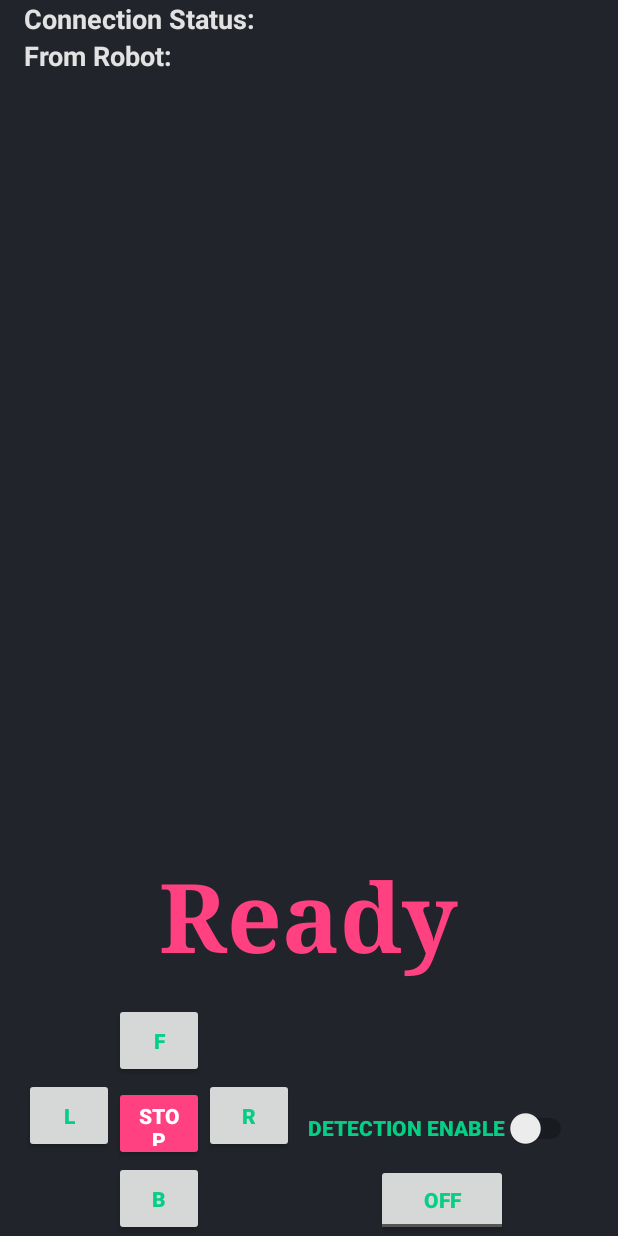
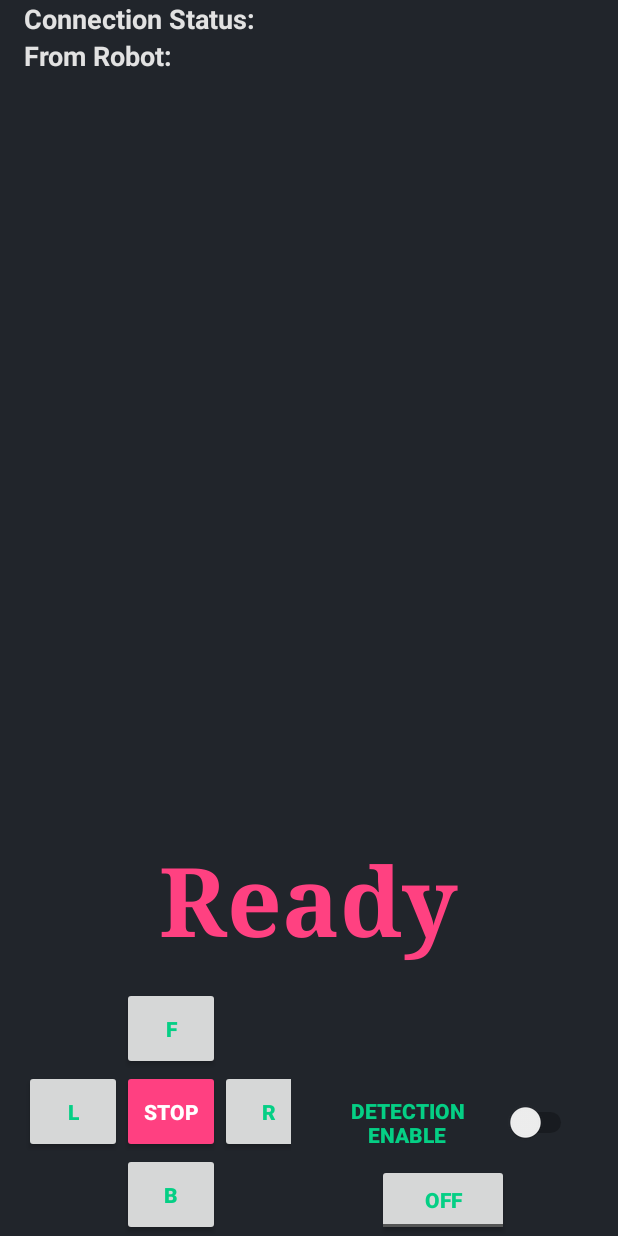
Before and after one commit to eggtart93/PhantomRemote, an Android app: the layout controller_ui.xml on its own in the app's theme, with its tools: preview values and no code run, on a phone screen of 412 x 824 dp. Run offline under Robolectric (Android 15) with nearby library versions, the phone set to English and light mode, and no system bars.

Commit message:
Minor changes in Control Screen

```diff
--- a/app/src/main/java/com/bladestudio/jin/phantomremote/ControllerUI.java
+++ b/app/src/main/java/com/bladestudio/jin/phantomremote/ControllerUI.java
@@ -6,6 +6,7 @@ import android.os.Bundle;
 import android.util.Log;
 import android.view.View;
 import android.widget.Button;
+import android.widget.ToggleButton;
 import android.widget.CompoundButton;
 import android.widget.Switch;
 import android.widget.TextView;
@@ -47,6 +48,7 @@ public class ControllerUI extends Activity {
         Button leftButton = (Button) findViewById(R.id.left_button);
         Button rightButton = (Button) findViewById(R.id.right_button);
         Button stopButton = (Button) findViewById(R.id.stop_button);
+        //ToggleButton objDetectEnToggle = (ToggleButton) findViewById(R.id.obj_detect_en_toggle);
 
         mStatusTextView = (TextView) findViewById(R.id.status_textview);
         mResponseTextView = (TextView) findViewById(R.id.response_textview);
--- a/app/src/main/res/layout/controller_ui.xml
+++ b/app/src/main/res/layout/controller_ui.xml
@@ -95,8 +95,8 @@
             <Button
                 android:layout_row="0"
                 android:layout_column="1"
-                android:layout_width="60dp"
-                android:layout_height="50dp"
+                android:layout_width="65dp"
+                android:layout_height="55dp"
                 android:text="@string/ctr_ui_btn_forward"
                 android:id="@+id/forward_button"
                 android:textStyle="bold"
@@ -105,8 +105,8 @@
             <Button
                 android:layout_row="2"
                 android:layout_column="1"
-                android:layout_width="60dp"
-                android:layout_height="50dp"
+                android:layout_width="65dp"
+                android:layout_height="55dp"
                 android:text="@string/ctr_ui_btn_backward"
                 android:id="@+id/reverse_button"
                 android:textStyle="bold"
@@ -115,8 +115,8 @@
             <Button
                 android:layout_row="1"
                 android:layout_column="0"
-                android:layout_width="60dp"
-                android:layout_height="50dp"
+                android:layout_width="65dp"
+                android:layout_height="55dp"
                 android:text="@string/ctr_ui_btn_left"
                 android:id="@+id/left_button"
                 android:textColor="@color/colorLightGreen"
@@ -125,8 +125,8 @@
             <Button
                 android:layout_row="1"
                 android:layout_column="2"
-                android:layout_width="60dp"
-                android:layout_height="50dp"
+                android:layout_width="65dp"
+                android:layout_height="55dp"
                 android:scaleType="fitCenter"
                 android:adjustViewBounds="true"
                 android:text="@string/ctr_ui_btn_right"
@@ -137,8 +137,8 @@
             <Button
                 android:layout_row="1"
                 android:layout_column="1"
-                android:layout_width="60dp"
-                android:layout_height="50dp"
+                android:layout_width="65dp"
+                android:layout_height="55dp"
                 android:text="@string/ctr_ui_btn_stop"
                 android:id="@+id/stop_button"
                 style="@style/Base.Widget.AppCompat.Button.Colored"
@@ -167,7 +167,7 @@
                 android:layout_width="wrap_content"
                 android:layout_height="wrap_content"
                 android:text="New ToggleButton"
-                android:id="@+id/toggleButton"
+                android:id="@+id/obj_detect_en_toggle"
                 android:textStyle="bold"
                 android:textColor="@color/colorLightGreen" />
         </LinearLayout>
--- a/app/src/main/res/values/strings.xml
+++ b/app/src/main/res/values/strings.xml
@@ -23,7 +23,7 @@
     <string name="main_ui_hint_edit_port">Enter Port Number</string>
     <string name="main_ui_label_edit_address">Robot IP:</string>
     <string name="main_ui_label_edit_port">Robot Port:</string>
-    <string name="main_ui_text_edit_address">192.168.43.48</string>
+    <string name="main_ui_text_edit_address">192.168.43.61</string>
     <string name="main_ui_text_edit_port">8080</string>
     <string name="main_ui_btn_connect">Connect Robot</string>
     <string name="main_ui_text_status_connecting">Connecting &#8230;</string>
```
Also changed, not shown: 1 other file.
